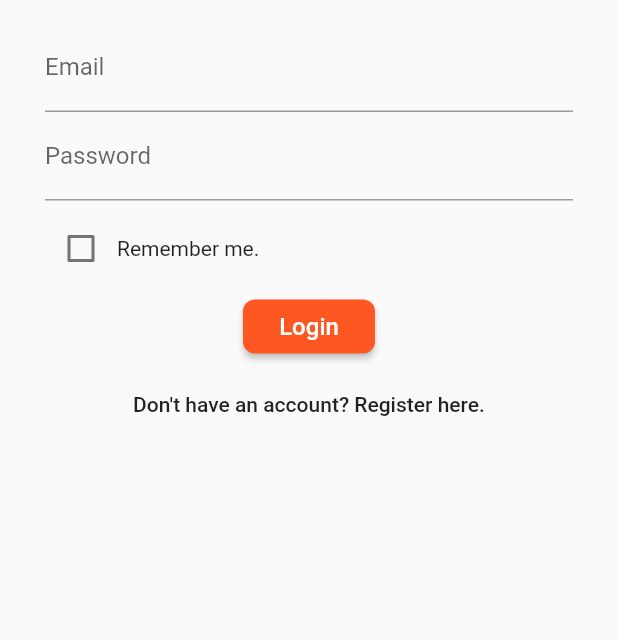
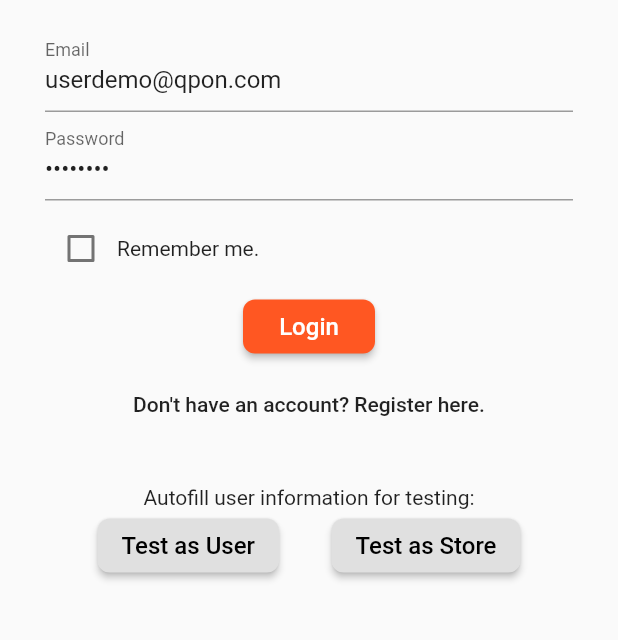
Before and after one commit to isaix/qpon, a Flutter app: the screen it shows after launch, on a phone screen of 412 x 824 dp, the part 203-843 px from its top. Run offline on Flutter 3.47's test engine with Material 2 defaults, Android fonts, the phone set to English and light mode, and no system bars; our stand-ins replace cloud_firestore, firebase_auth, firebase_crashlytics, shared_preferences; missing offline and left inert: barcode_scan; accounts and stored records are empty.

Commit message:
Har lavet login klar til marktest

```diff
--- a/lib/Login/LoginPage.dart
+++ b/lib/Login/LoginPage.dart
@@ -3,6 +3,7 @@ import 'package:Qpon/Login/RegisterPage.dart';
 import 'package:flutter/material.dart';
 import 'package:firebase_auth/firebase_auth.dart';
 import 'package:shared_preferences/shared_preferences.dart';
+import 'package:cloud_firestore/cloud_firestore.dart';
 
 class LoginPage extends StatefulWidget {
   @override
@@ -11,8 +12,11 @@ class LoginPage extends StatefulWidget {
 
 class LoginPageState extends State<LoginPage> {
   final GlobalKey<FormState> _formKey = GlobalKey<FormState>();
-  String _email, _password, _errorMessage;
+  String _email, _password, _errorMessage, _userRole;
   bool _remainLoggedIn = false;
+  final ref = Firestore.instance;
+  var emailTextController = new TextEditingController(text: "userdemo@qpon.com");
+  var passwordTextController = new TextEditingController(text: "12345678");
 
   @override
   Widget build(BuildContext context) {
@@ -42,6 +46,7 @@ class LoginPageState extends State<LoginPage> {
               child: Column(
                 children: <Widget>[
                   TextFormField(
+                    controller: emailTextController,
                     validator: (input) {
                       if (input.isEmpty) {
                         return 'You must enter an email.';
@@ -52,6 +57,7 @@ class LoginPageState extends State<LoginPage> {
                     decoration: InputDecoration(labelText: 'Email'),
                   ),
                   TextFormField(
+                    controller: passwordTextController,
                     validator: (input) {
                       if (input.length < 6) {
                         return 'Your password must be at least 6 characters long.';
@@ -109,6 +115,57 @@ class LoginPageState extends State<LoginPage> {
                     },
                     child: Text('Don\'t have an account? Register here.'),
                   ),
+                  Padding(
+                    padding: EdgeInsets.only(top: 30),
+                    child: Text('Autofill user information for testing:'),
+                  ),
+                  Row(
+                    mainAxisAlignment: MainAxisAlignment.spaceEvenly,
+                    children: <Widget>[
+                      RaisedButton(
+                        onPressed: () {
+                          setState(() {
+                            emailTextController.text = 'userdemo@qpon.com';
+                            passwordTextController.text = '12345678';
+                          });
+                        },
+                        textColor: Colors.black,
+                        shape: RoundedRectangleBorder(
+                          borderRadius: BorderRadius.circular(8.0),
+                        ),
+                        child: Padding(
+                          padding: EdgeInsets.only(top: 8, bottom: 8),
+                          child: Text(
+                            'Test as User',
+                            style: TextStyle(
+                              fontSize: 16,
+                            ),
+                          ),
+                        ),
+                      ),
+                      RaisedButton(
+                        onPressed: () {
+                          setState(() {
+                            emailTextController.text = 'storedemo@qpon.com';
+                            passwordTextController.text = '12345678';
+                          });
+                        },
+                        textColor: Colors.black,
+                        shape: RoundedRectangleBorder(
+                          borderRadius: BorderRadius.circular(8.0),
+                        ),
+                        child: Padding(
+                          padding: EdgeInsets.only(top: 8, bottom: 8),
+                          child: Text(
+                            'Test as Store',
+                            style: TextStyle(
+                              fontSize: 16,
+                            ),
+                          ),
+                        ),
+                      ),
+                    ],
+                  ),
                 ],
               ),
             )
@@ -151,6 +208,10 @@ class LoginPageState extends State<LoginPage> {
     );
   }
 
+  void setEmailStore() {
+    setState(() {});
+  }
+
   void _onLoading() {
     showDialog(
         context: context,
@@ -178,6 +239,20 @@ class LoginPageState extends State<LoginPage> {
     await prefs.setBool('remainLoggedIn', _remainLoggedIn);
   }
 
+  void _confirmLogin() {
+    if (_userRole != null) {
+      if (_userRole == 'User') {
+        Navigator.pop(context); //pop loading dialog
+        Navigator.pushReplacement(
+            context, MaterialPageRoute<void>(builder: (context) => NavBar()));
+      } else {
+        print('THE USER\'S ROLE: ' + _userRole);
+      }
+    } else {
+      print('FAILED - USER ROLE IS NULL');
+    }
+  }
+
   Future<void> login() async {
     final formState = _formKey.currentState;
 
@@ -191,10 +266,17 @@ class LoginPageState extends State<LoginPage> {
 
         saveRemainLoggedIn();
 
-        Navigator.pop(context); //pop loading dialog
-        //Navigator.push(context, MaterialPageRoute<void>(builder: (context) => NavBar()));
-        Navigator.pushReplacement(
-            context, MaterialPageRoute<void>(builder: (context) => NavBar()));
+        print('data herefter');
+
+        ref.collection("users").getDocuments().then((QuerySnapshot snapshot) {
+          snapshot.documents.forEach((f) {
+            print('DATA: ${f.data}}');
+            if (f.documentID == user.uid) {
+              _userRole = f.data['role'];
+            }
+          });
+        });
+        Future.delayed(Duration(seconds: 2), () => _confirmLogin());
       } catch (e) {
         setState(() {
           _errorMessage = e.message;
--- a/lib/Views/Scanner.dart
+++ b/lib/Views/Scanner.dart
@@ -2,6 +2,7 @@ import 'package:flutter/material.dart';
 import 'package:flutter/rendering.dart';
 import 'package:barcode_scan/barcode_scan.dart';
 import 'package:flutter/services.dart';
+import 'package:cloud_firestore/cloud_firestore.dart';
 
 class ScannerView extends StatefulWidget {
   @override
--- a/pubspec.yaml
+++ b/pubspec.yaml
@@ -20,6 +20,7 @@ dependencies:
   flutter:
     sdk: flutter
   barcode_scan: ^0.0.3
+  cloud_firestore: ^0.12.10+2
   shared_preferences: "^0.5.4+5"
 
   # The following adds the Cupertino Icons font to your application.
```
Also changed, not shown: pubspec.lock, 6 other files. Lines whose indentation alone changed are shown as unchanged.
